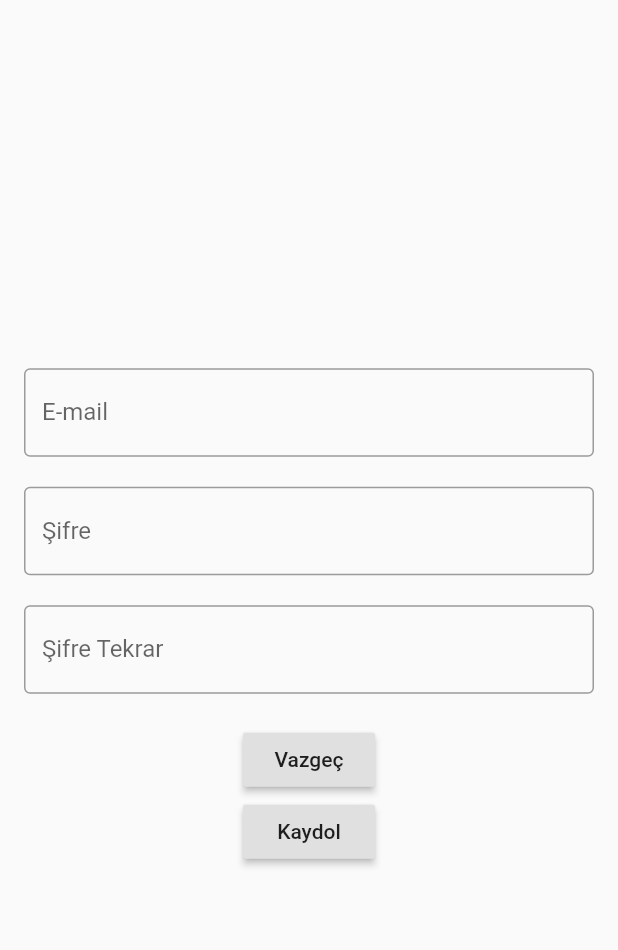
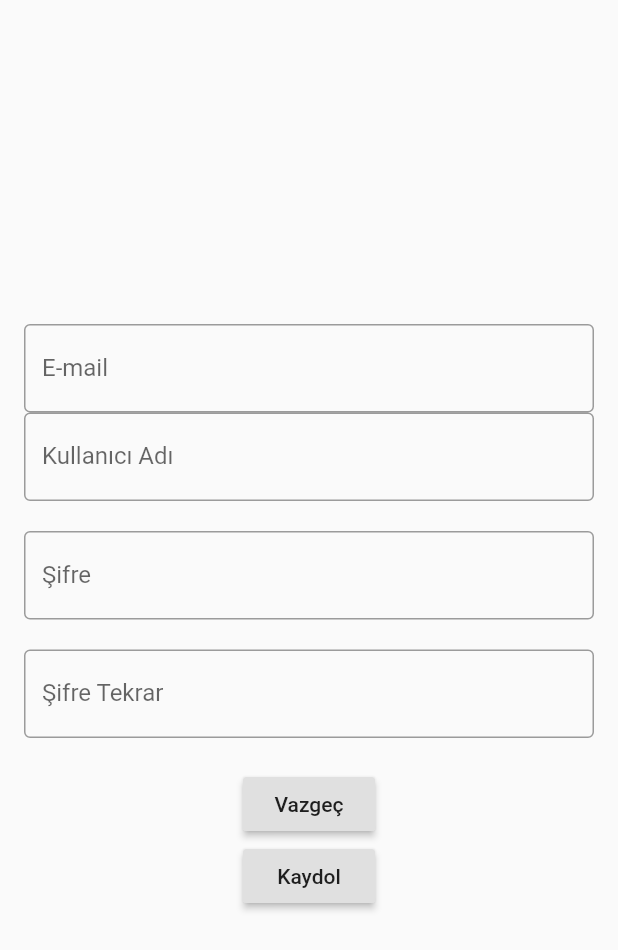
Before and after one commit to hasanalgul/UsakMobilProgramlamaVize, a Flutter app: the UyeOl screen opened by its route, on a phone screen of 412 x 824 dp. Shown: the top 950 px of the screen. Run offline on Flutter 3.47's test engine with Material 2 defaults, Android fonts, the phone set to English and light mode, and no system bars.

Commit message:
Update uyeOl.dart

```diff
--- a/lib/uyeOl.dart
+++ b/lib/uyeOl.dart
@@ -14,6 +14,12 @@ class UyeOl extends StatelessWidget {
                 decoration: InputDecoration(
                   border: OutlineInputBorder(),
                   labelText: 'E-mail',
+                ),
+              ),
+              TextFormField(
+                decoration: InputDecoration(
+                  border: OutlineInputBorder(),
+                  labelText: 'Kullanıcı Adı',
                 ),
               ),
               SizedBox(height: 20.0),
```
